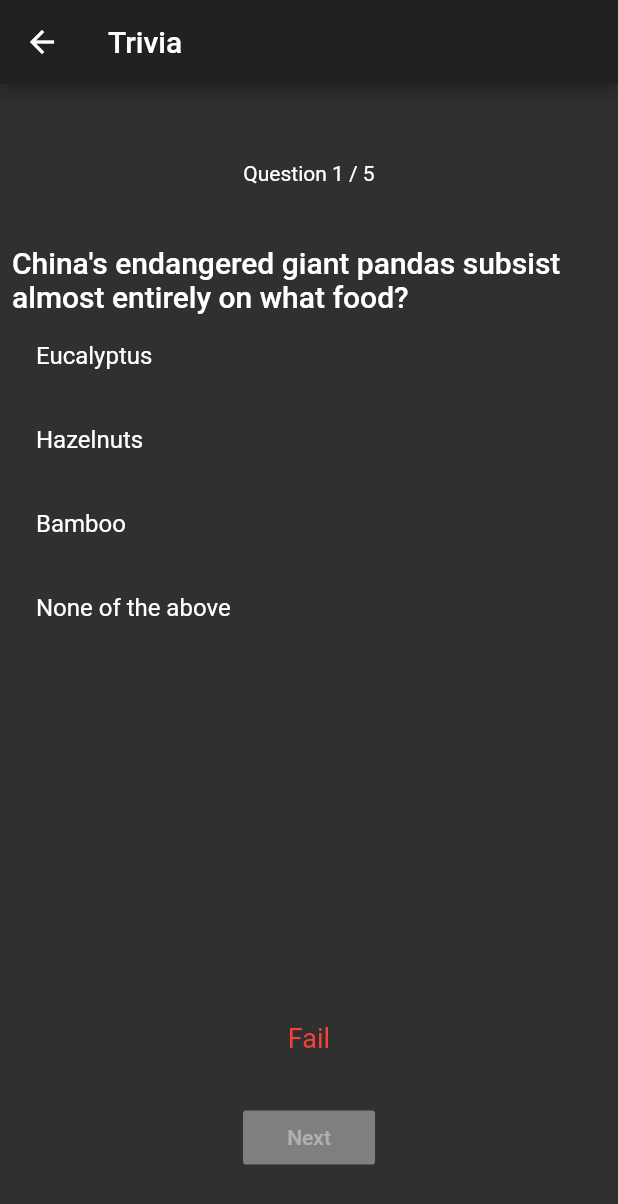
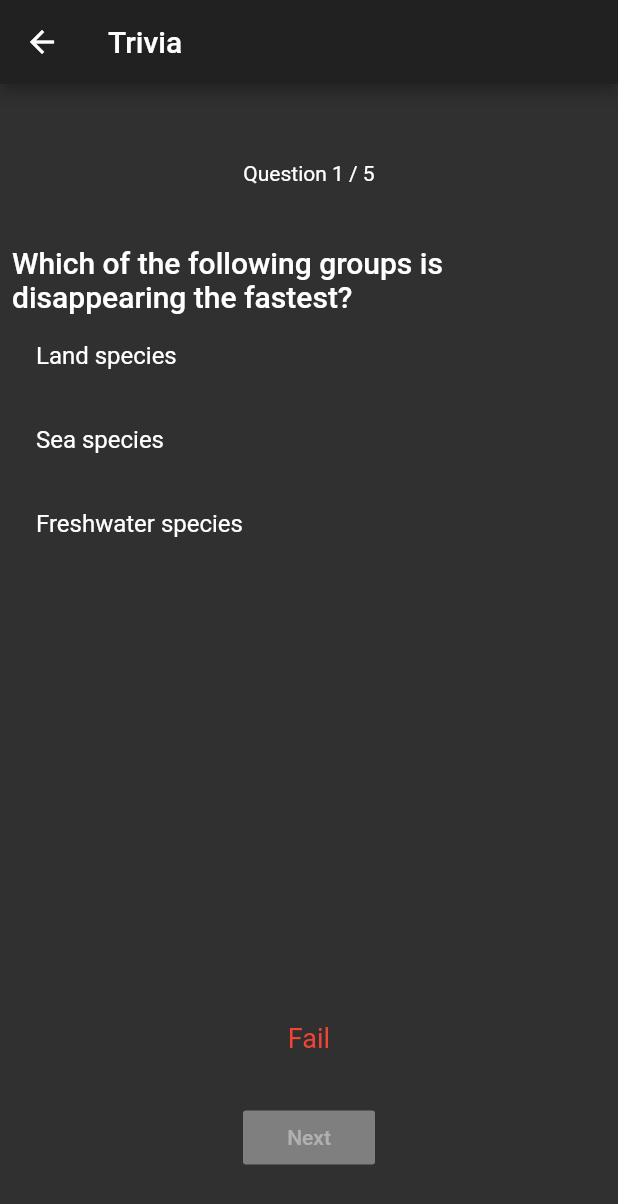
Before and after one commit to Symmetrics-Lab/extinct-games, a Flutter app: the Trivia screen opened by its route, after a tap on "Next", on a phone screen of 412 x 824 dp. Shown: the top 1204 px of the screen. Run offline on Flutter 3.47's test engine with Material 2 defaults, Android fonts, the phone set to English and light mode, and no system bars.

Commit message:
Added randomized questions, 5 out of 10 questions Added NatGeo reference

```diff
--- a/lib/src/logic/providers/question_provider.dart
+++ b/lib/src/logic/providers/question_provider.dart
@@ -27,6 +27,8 @@ class QuestionProvider extends ChangeNotifier {
         '12',
       ],
       answer: 1,
+      explain:
+          'Nine species from the list have gone extinct since 1973, including the dusky seaside sparrow and the blue pike. Only 14 have recovered enough to be delisted.',
     ),
     Question(
       id: 2,
@@ -69,13 +71,81 @@ class QuestionProvider extends ChangeNotifier {
       explain:
           'The exotic chytrid fungus is delivering the fatal blow to many amphibians already hit by habitat loss, pollution, and climate change. Chytrid has been reported on all contintents where frogs live and has afflicted at least 200 amphibian species.',
     ),
+    Question(
+      id: 5,
+      text: 'Which of the following groups is disappearing the fastest?',
+      options: [
+        'Land species',
+        'Sea species',
+        'Freshwater species',
+      ],
+      answer: 2,
+      explain:
+          'Freshwater animals are vanishing at a rate four to six times as fast as those on land or at sea. Lakes, swamps, and rivers are home to as many as 126,000 of the world\'s animal species, including snails, mussels, crocodiles, turtles',
+    ),
+    Question(
+      id: 6,
+      text: 'Which sea turtle is the most critically endangered?',
+      options: [
+        'Olive ridley',
+        'Leatherback',
+        'Green sea turtle',
+        'Kemp\'s ridley',
+      ],
+      answer: 3,
+      explain:
+          'The Kemp\'s ridley turtle is the world’s most endangered sea turtle, with a worldwide female nesting population roughly estimated at just 1,000 individuals. Its perilous situation is The kemp\'s attributed primarily to the overharvesting of eggs during the last century.',
+    ),
+    Question(
+      id: 7,
+      text:
+          'What was the first animal to join the endangered species list because of climate change?',
+      options: [
+        'Gentoo penguin',
+        'Polar bear',
+        'Roseate spoonbill',
+        'Artic fox',
+      ],
+      answer: 1,
+      explain:
+          'In 2008 polar bears were listed as threatened under the U.S. Endangered Species Act, the first animals added because of climate change. The continuing loss of sea ice in the Arctic puts the bears in jeopardy.',
+    ),
+    Question(
+      id: 8,
+      text:
+          'What animals have recovered sufficiently to be removed from the U.S. list of endangered and threatened species?',
+      options: [
+        'Bald eagle',
+        'American alligator',
+        'Peregrine falcon',
+        'All of the above',
+      ],
+      answer: 3,
+      explain:
+          'Each of these species—and 11 others—recovered enough to be delisted in the U.S. The bald eagle, for instance, was restored from fewer than 500 nesting pairs in 1963 to some 10,000 pairs in 2007.',
+    ),
+    Question(
+      id: 9,
+      text:
+          'How many animal species were listed as critically endangered by the IUCN in 2010?',
+      options: [
+        '887',
+        '1657',
+        '4323',
+        '11760',
+      ],
+      answer: 1,
+      explain:
+          'In 2010, 1,657 animals were named as "critically endangered" on the IUCN Red List, an annual ranking of global conservation status—14 more than in 2009.',
+    )
   ];
 
   Map<int, int> _currentAnswers = {};
   int _currentScore = 0;
 
   List<Question> get trivia {
-    return _trivia;
+    return _trivia.sublist(0, 5);
+    //return trivia;
   }
 
   int get currentScore {
@@ -83,6 +153,7 @@ class QuestionProvider extends ChangeNotifier {
   }
 
   void startTrivia() {
+    _trivia.shuffle();
     _currentAnswers = {};
     _currentScore = 0;
   }
--- a/lib/src/ui/pages/trivia.dart
+++ b/lib/src/ui/pages/trivia.dart
@@ -17,7 +17,8 @@ class _TriviaState extends State<Trivia> {
   var _finished = false;
   var _answered = false;
   var _correct = false;
-
+  var _currentQuestionID = -1;
+  var trivia = null;
   @override
   void initState() {
     Provider.of<QuestionProvider>(context, listen: false).startTrivia();
@@ -34,7 +35,7 @@ class _TriviaState extends State<Trivia> {
 
   bool nexQuestion(index) {
     var correct = Provider.of<QuestionProvider>(context, listen: false)
-        .answer(_currentQuestion, _currentAnswer);
+        .answer(trivia[_currentQuestion].id, _currentAnswer);
     setState(() {
       _currentAnswer = -1;
     });
@@ -46,13 +47,14 @@ class _TriviaState extends State<Trivia> {
     setState(() {
       _currentAnswer = -1;
       _currentQuestion = 0;
+      _currentQuestionID = -1;
       _finished = false;
     });
   }
 
   @override
   Widget build(BuildContext context) {
-    var trivia = Provider.of<QuestionProvider>(context).trivia;
+    trivia = Provider.of<QuestionProvider>(context).trivia;
     var score =
         Provider.of<QuestionProvider>(context, listen: false).currentScore;
     return Scaffold(
@@ -120,6 +122,8 @@ class _TriviaState extends State<Trivia> {
                                       _currentAnswer = -1;
                                       _answered = false;
                                       _correct = false;
+                                      _currentQuestionID =
+                                          trivia[_currentQuestion].id;
                                     });
                                   },
                             child: Text('Next'),
```
Also changed, not shown: 1 other file.
